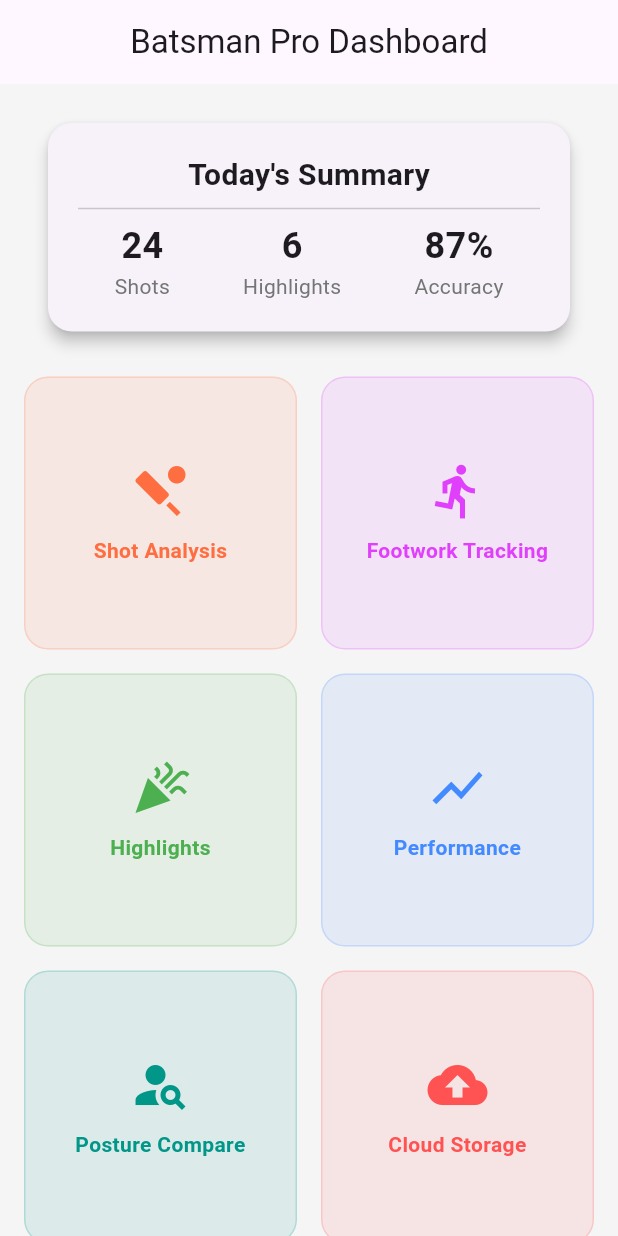
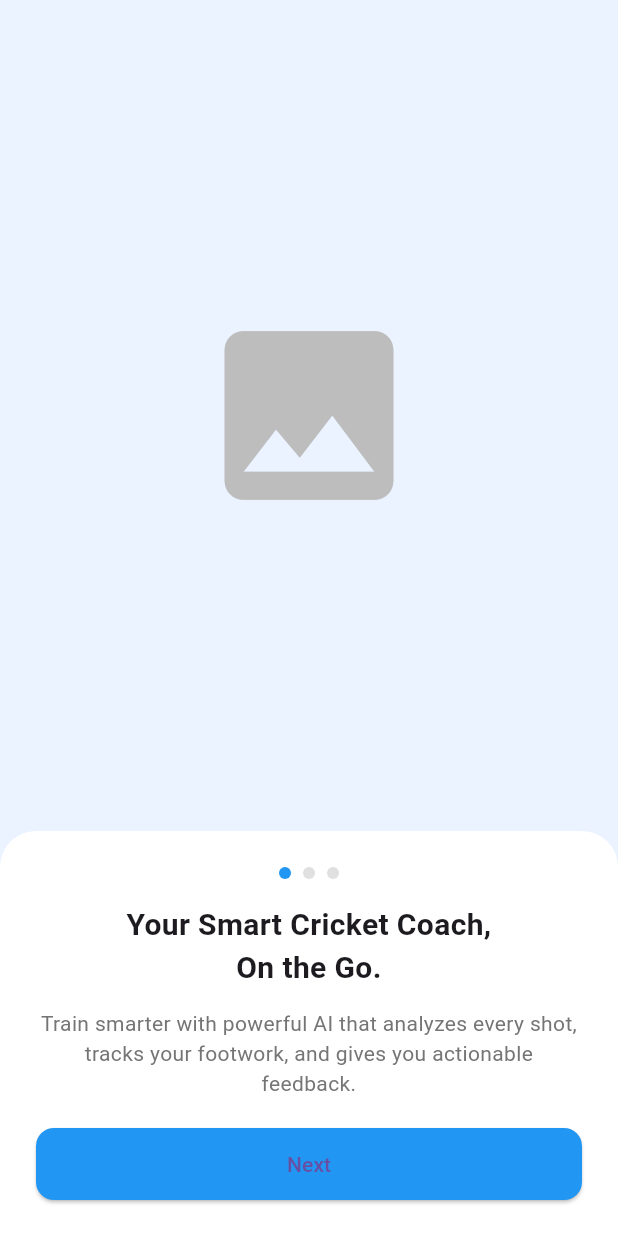
Before and after one commit to Afnaninayat/batsman_pro, a Flutter app: the screen it shows after launch, on a phone screen of 412 x 824 dp. Run offline on Flutter 3.47's test engine with Material 3 defaults, Android fonts, the phone set to English and light mode, and no system bars.

Commit message:
Four Pages Done

```diff
--- a/lib/main.dart
+++ b/lib/main.dart
@@ -10,172 +10,300 @@ class BatsmanProApp extends StatelessWidget {
     return MaterialApp(
       title: 'Batsman Pro',
       debugShowCheckedModeBanner: false,
-      theme: ThemeData(
-        primarySwatch: Colors.indigo,
-        scaffoldBackgroundColor: Colors.grey[100],
-        cardTheme: CardTheme(
-          shape: RoundedRectangleBorder(borderRadius: BorderRadius.circular(16)),
-          elevation: 4,
-          margin: EdgeInsets.symmetric(vertical: 10, horizontal: 16),
-        ),
-      ),
-      home: DashboardScreen(),
+      home: OnboardingPage(),
     );
   }
 }
 
-class DashboardScreen extends StatelessWidget {
-  final List<Map<String, dynamic>> featureTiles = [
-    {
-      'icon': Icons.sports_cricket,
-      'label': 'Shot Analysis',
-      'color': Colors.deepOrangeAccent,
-    },
-    {
-      'icon': Icons.directions_run,
-      'label': 'Footwork Tracking',
-      'color': Colors.purpleAccent,
-    },
-    {
-      'icon': Icons.celebration,
-      'label': 'Highlights',
-      'color': Colors.green,
-    },
-    {
-      'icon': Icons.show_chart,
-      'label': 'Performance',
-      'color': Colors.blueAccent,
-    },
-    {
-      'icon': Icons.person_search,
-      'label': 'Posture Compare',
-      'color': Colors.teal,
-    },
-    {
-      'icon': Icons.cloud_upload,
-      'label': 'Cloud Storage',
-      'color': Colors.redAccent,
-    },
-  ];
+// ------------------- 1. Onboarding -------------------
+class OnboardingPage extends StatelessWidget {
+  @override
+  Widget build(BuildContext context) {
+    return Scaffold(
+      backgroundColor: Color(0xFFEAF3FF),
+      body: Column(
+        mainAxisAlignment: MainAxisAlignment.center,
+        children: [
+          Spacer(),
+          Icon(Icons.image, size: 150, color: Colors.grey[400]), // Placeholder
+          Spacer(),
+          Container(
+            padding: EdgeInsets.all(24),
+            decoration: BoxDecoration(
+              color: Colors.white,
+              borderRadius: BorderRadius.vertical(top: Radius.circular(24)),
+            ),
+            child: Column(
+              children: [
+                Row(
+                  mainAxisAlignment: MainAxisAlignment.center,
+                  children: [
+                    DotIndicator(true),
+                    DotIndicator(false),
+                    DotIndicator(false),
+                  ],
+                ),
+                SizedBox(height: 16),
+                Text(
+                  "Your Smart Cricket Coach,\nOn the Go.",
+                  textAlign: TextAlign.center,
+                  style: TextStyle(fontWeight: FontWeight.bold, fontSize: 20),
+                ),
+                SizedBox(height: 12),
+                Text(
+                  "Train smarter with powerful AI that analyzes every shot, tracks your footwork, and gives you actionable feedback.",
+                  textAlign: TextAlign.center,
+                  style: TextStyle(color: Colors.grey[600]),
+                ),
+                SizedBox(height: 20),
+                ElevatedButton(
+                  style: ElevatedButton.styleFrom(
+                    minimumSize: Size(double.infinity, 48),
+                    backgroundColor: Colors.blue,
+                    shape: RoundedRectangleBorder(
+                      borderRadius: BorderRadius.circular(12),
+                    ),
+                  ),
+                  onPressed: () {
+                    Navigator.push(context, MaterialPageRoute(builder: (_) => LoginPage()));
+                  },
+                  child: Text("Next"),
+                )
+              ],
+            ),
+          ),
+        ],
+      ),
+    );
+  }
+}
+
+class DotIndicator extends StatelessWidget {
+  final bool active;
+  DotIndicator(this.active);
+
+  @override
+  Widget build(BuildContext context) {
+    return Container(
+      margin: EdgeInsets.symmetric(horizontal: 4),
+      width: 8,
+      height: 8,
+      decoration: BoxDecoration(
+        color: active ? Colors.blue : Colors.grey[300],
+        shape: BoxShape.circle,
+      ),
+    );
+  }
+}
+
+// ------------------- 2. Login Page -------------------
+class LoginPage extends StatelessWidget {
+  final TextEditingController emailCtrl = TextEditingController();
+  final TextEditingController passCtrl = TextEditingController();
 
   @override
   Widget build(BuildContext context) {
     return Scaffold(
-      appBar: AppBar(
-        title: Text('Batsman Pro Dashboard'),
-        centerTitle: true,
+      body: Stack(
+        children: [
+          Positioned.fill(
+            child: Opacity(
+              opacity: 0.1,
+              child: Image.asset("assets/cricketer.png", fit: BoxFit.cover), // You can replace with placeholder
+            ),
+          ),
+          Padding(
+            padding: const EdgeInsets.all(24.0),
+            child: ListView(
+              children: [
+                SizedBox(height: 100),
+                Text("Welcome!", style: TextStyle(fontSize: 28, fontWeight: FontWeight.bold)),
+                SizedBox(height: 20),
+                TextField(
+                  controller: emailCtrl,
+                  decoration: InputDecoration(labelText: "Email Address"),
+                ),
+                TextField(
+                  controller: passCtrl,
+                  obscureText: true,
+                  decoration: InputDecoration(labelText: "Password"),
+                ),
+                Align(
+                  alignment: Alignment.centerRight,
+                  child: TextButton(onPressed: () {}, child: Text("Forgot password?")),
+                ),
+                ElevatedButton(
+                  onPressed: () {
+                    Navigator.push(context, MaterialPageRoute(builder: (_) => ProjectPage()));
+                  },
+                  style: ElevatedButton.styleFrom(
+                    minimumSize: Size(double.infinity, 48),
+                    backgroundColor: Colors.blue,
+                  ),
+                  child: Text("Login"),
+                ),
+                SizedBox(height: 12),
+                Center(child: Text("Or continue with")),
+                SizedBox(height: 12),
+                Row(
+                  mainAxisAlignment: MainAxisAlignment.center,
+                  children: [
+                    IconButton(onPressed: () {}, icon: Icon(Icons.g_mobiledata, size: 40)),
+                    IconButton(onPressed: () {}, icon: Icon(Icons.facebook, size: 30)),
+                    IconButton(onPressed: () {}, icon: Icon(Icons.apple, size: 30)),
+                  ],
+                ),
+                TextButton(onPressed: () {}, child: Text("Not a member? Register now")),
+              ],
+            ),
+          ),
+        ],
       ),
-      body: SingleChildScrollView(
-        padding: EdgeInsets.all(16),
-        child: Column(
-          children: [
-            SummaryCard(),
-            SizedBox(height: 20),
-            GridView.builder(
-              shrinkWrap: true,
-              itemCount: featureTiles.length,
-              physics: NeverScrollableScrollPhysics(),
-              gridDelegate: SliverGridDelegateWithFixedCrossAxisCount(
-                crossAxisCount: 2,
-                mainAxisSpacing: 16,
-                crossAxisSpacing: 16,
-                childAspectRatio: 1,
+    );
+  }
+}
+
+// ------------------- 3. Project Page -------------------
+class ProjectPage extends StatelessWidget {
+  @override
+  Widget build(BuildContext context) {
+    return Scaffold(
+      bottomNavigationBar: BottomNavBar(currentIndex: 1),
+      appBar: AppBar(title: Text("Projects"), centerTitle: true),
+      body: Column(
+        children: [
+          Padding(
+            padding: const EdgeInsets.all(16),
+            child: Row(
+              mainAxisAlignment: MainAxisAlignment.spaceEvenly,
+              children: ["To do", "In progress", "Finished"].map((tab) {
+                return TextButton(
+                  onPressed: () {},
+                  child: Text(tab, style: TextStyle(color: Colors.black)),
+                );
+              }).toList(),
+            ),
+          ),
+          Expanded(
+            child: Center(
+              child: Column(
+                mainAxisAlignment: MainAxisAlignment.center,
+                children: [
+                  Icon(Icons.insert_drive_file, size: 100, color: Colors.grey[300]),
+                  SizedBox(height: 16),
+                  Text("Nothing here. For now.", style: TextStyle(fontSize: 18)),
+                  SizedBox(height: 8),
+                  ElevatedButton(
+                    onPressed: () {},
+                    child: Text("Start a project"),
+                  )
+                ],
               ),
-              itemBuilder: (context, index) {
-                final tile = featureTiles[index];
-                return FeatureTile(
-                  icon: tile['icon'],
-                  label: tile['label'],
-                  color: tile['color'],
-                );
-              },
             ),
-          ],
+          ),
+        ],
+      ),
+    );
+  }
+}
+
+// ------------------- 4. Home Analytics Page -------------------
+class HomePage extends StatelessWidget {
+  @override
+  Widget build(BuildContext context) {
+    return Scaffold(
+      bottomNavigationBar: BottomNavBar(currentIndex: 0),
+      body: SafeArea(
+        child: Padding(
+          padding: const EdgeInsets.all(20),
+          child: Column(
+            children: [
+              Container(
+                height: 200,
+                decoration: BoxDecoration(
+                  image: DecorationImage(
+                    image: AssetImage("assets/video_placeholder.jpg"), // Replace with video
+                    fit: BoxFit.cover,
+                  ),
+                  borderRadius: BorderRadius.circular(16),
+                ),
+                child: Center(
+                  child: Icon(Icons.play_circle, size: 64, color: Colors.white),
+                ),
+              ),
+              SizedBox(height: 24),
+              Row(
+                mainAxisAlignment: MainAxisAlignment.spaceAround,
+                children: [
+                  CircularStat(label: "Shots Played", value: "100", color: Colors.blue),
+                  CircularStat(label: "Ball Hitting", value: "89%", color: Colors.orange),
+                ],
+              ),
+              SizedBox(height: 20),
+              ElevatedButton(
+                onPressed: () {},
+                child: Text("Show Detail Analytics"),
+              )
+            ],
+          ),
         ),
       ),
     );
   }
 }
 
-class SummaryCard extends StatelessWidget {
-  @override
-  Widget build(BuildContext context) {
-    return Card(
-      child: Padding(
-        padding: EdgeInsets.all(20),
-        child: Column(
-          children: [
-            Text(
-              "Today's Summary",
-              style: TextStyle(fontSize: 20, fontWeight: FontWeight.bold),
-            ),
-            Divider(),
-            Row(
-              mainAxisAlignment: MainAxisAlignment.spaceAround,
-              children: [
-                SummaryStat(title: 'Shots', value: '24'),
-                SummaryStat(title: 'Highlights', value: '6'),
-                SummaryStat(title: 'Accuracy', value: '87%'),
-              ],
-            ),
-          ],
-        ),
-      ),
-    );
-  }
-}
+class CircularStat extends StatelessWidget {
+  final String label;
+  final String value;
+  final Color color;
 
-class SummaryStat extends StatelessWidget {
-  final String title;
-  final String value;
-
-  SummaryStat({required this.title, required this.value});
+  CircularStat({required this.label, required this.value, required this.color});
 
   @override
   Widget build(BuildContext context) {
     return Column(
       children: [
-        Text(value, style: TextStyle(fontSize: 24, fontWeight: FontWeight.bold)),
-        Text(title, style: TextStyle(color: Colors.grey[600])),
+        Stack(
+          alignment: Alignment.center,
+          children: [
+            SizedBox(
+              width: 80,
+              height: 80,
+              child: CircularProgressIndicator(
+                value: 0.75,
+                strokeWidth: 8,
+                color: color,
+              ),
+            ),
+            Text(value, style: TextStyle(fontWeight: FontWeight.bold)),
+          ],
+        ),
+        SizedBox(height: 8),
+        Text(label),
       ],
     );
   }
 }
 
-class FeatureTile extends StatelessWidget {
-  final IconData icon;
-  final String label;
-  final Color color;
-
-  FeatureTile({required this.icon, required this.label, required this.color});
+// ------------------- Bottom Navigation -------------------
+class BottomNavBar extends StatelessWidget {
+  final int currentIndex;
+  BottomNavBar({required this.currentIndex});
 
   @override
   Widget build(BuildContext context) {
-    return GestureDetector(
-      onTap: () {
-        // Handle navigation or actions
-        ScaffoldMessenger.of(context).showSnackBar(SnackBar(content: Text('Tapped on $label')));
+    return BottomNavigationBar(
+      currentIndex: currentIndex,
+      onTap: (index) {
+        if (index == 0) Navigator.push(context, MaterialPageRoute(builder: (_) => HomePage()));
+        if (index == 1) Navigator.push(context, MaterialPageRoute(builder: (_) => ProjectPage()));
+        if (index == 2) ScaffoldMessenger.of(context).showSnackBar(SnackBar(content: Text("Profile coming soon!")));
       },
-      child: Container(
-        decoration: BoxDecoration(
-          color: color.withOpacity(0.1),
-          borderRadius: BorderRadius.circular(16),
-          border: Border.all(color: color.withOpacity(0.2)),
-        ),
-        padding: EdgeInsets.all(16),
-        child: Column(
-          mainAxisAlignment: MainAxisAlignment.center,
-          children: [
-            Icon(icon, color: color, size: 40),
-            SizedBox(height: 10),
-            Text(
-              label,
-              style: TextStyle(fontWeight: FontWeight.bold, color: color),
-              textAlign: TextAlign.center,
-            ),
-          ],
-        ),
-      ),
+      items: [
+        BottomNavigationBarItem(icon: Icon(Icons.explore), label: "Explore"),
+        BottomNavigationBarItem(icon: Icon(Icons.folder), label: "Projects"),
+        BottomNavigationBarItem(icon: Icon(Icons.person), label: "Profile"),
+      ],
     );
   }
 }
```
